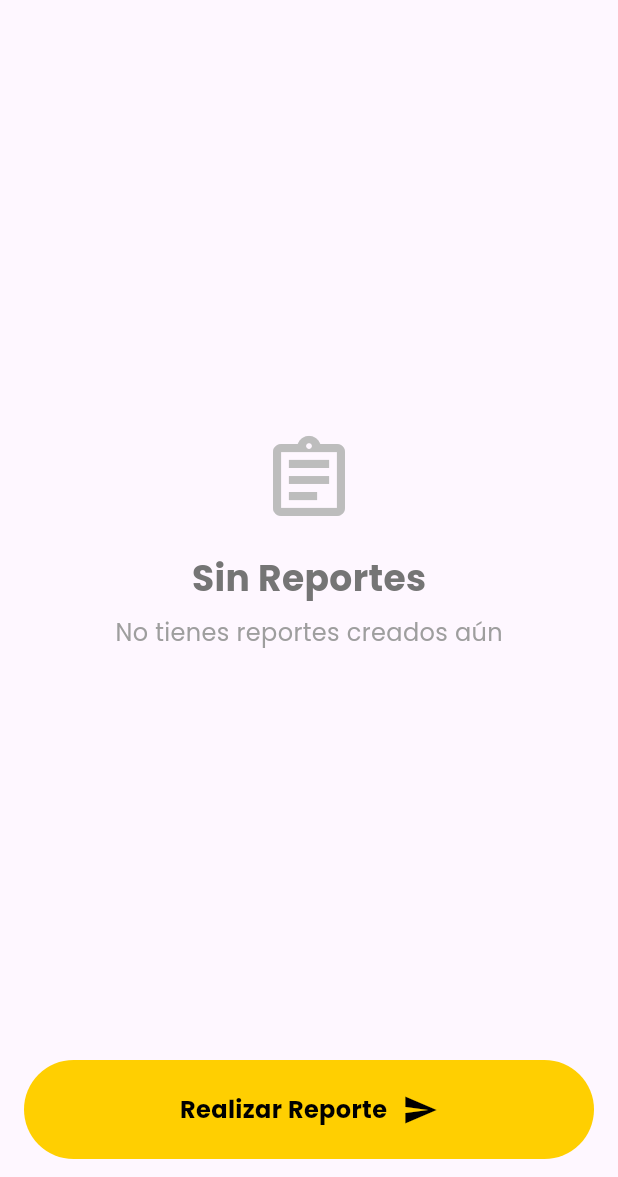
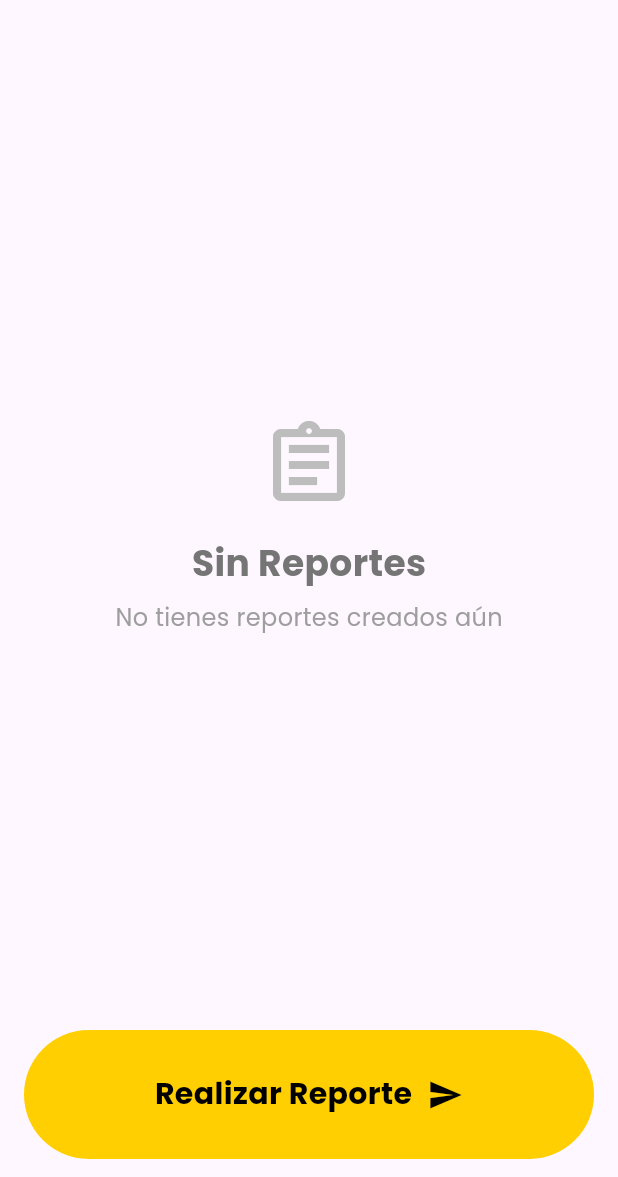
Before and after one commit to igrisdev/reportes_unimayor, a Flutter app: the ViewReportBrigadierScreen screen opened directly with empty values, after a tap on the "engineering" icon, on a phone screen of 412 x 824 dp, the part 59-1236 px from its top. Run offline on Flutter 3.47's test engine with Material 3 defaults, Android fonts, the phone set to English and light mode, and no system bars; our stand-ins replace dio, firebase_core, firebase_messaging, flutter_local_notifications, flutter_riverpod, go_router and 2 more; missing offline and left inert: dart_jsonwebtoken, mobile_scanner; accounts and stored records are empty; generated files the repository leaves out were written again.

Commit message:
Refactor notification permission handling and improve UI elements in user screens

```diff
--- a/lib/screens/auth/auth_screen.dart
+++ b/lib/screens/auth/auth_screen.dart
@@ -106,7 +106,7 @@ class _AuthScreenState extends ConsumerState<AuthScreen> {
                           return null;
                         },
                       ),
-                      const SizedBox(height: 40),
+                      const SizedBox(height: 25),
                       buttonLogin(),
                     ],
                   ),
@@ -119,15 +119,11 @@ class _AuthScreenState extends ConsumerState<AuthScreen> {
     );
   }
 
-  ConstrainedBox buttonLogin() {
-    return ConstrainedBox(
-      constraints: const BoxConstraints(maxWidth: 200),
-      child: ElevatedButton(
+  ElevatedButton buttonLogin() {
+    return ElevatedButton(
       style: ElevatedButton.styleFrom(
         padding: const EdgeInsets.symmetric(vertical: 16, horizontal: 24),
-          shape: RoundedRectangleBorder(
-            borderRadius: BorderRadius.circular(12),
-          ),
+        shape: RoundedRectangleBorder(borderRadius: BorderRadius.circular(12)),
         backgroundColor: const Color(0xFF003366), // Azul oscuro
         foregroundColor: Colors.white,
       ),
@@ -148,7 +144,6 @@ class _AuthScreenState extends ConsumerState<AuthScreen> {
               ),
             ),
         ],
-        ),
       ),
     );
   }
--- a/lib/screens/users/create_report_user_screen.dart
+++ b/lib/screens/users/create_report_user_screen.dart
@@ -245,7 +245,7 @@ class _CreateReportUserScreenState
               Row(
                 children: [
                   Text(
-                    'Ubicación',
+                    'Descripción',
                     style: GoogleFonts.poppins(
                       fontSize: 20,
                       fontWeight: FontWeight.bold,
--- a/lib/screens/users/main_user_screen.dart
+++ b/lib/screens/users/main_user_screen.dart
@@ -25,20 +25,8 @@ class MainUserScreen extends ConsumerWidget {
           crossAxisAlignment: CrossAxisAlignment.start,
           children: [
             reportsAsync.maybeWhen(
-              data: (reports) => reports.isNotEmpty
-                  ? Column(
-                      children: [
-                        Text(
-                          'Reportes En Curso',
-                          style: GoogleFonts.poppins(
-                            fontWeight: FontWeight.w600,
-                            fontSize: 18,
-                          ),
-                        ),
-                        const SizedBox(height: 16),
-                      ],
-                    )
-                  : const SizedBox.shrink(),
+              data: (reports) =>
+                  reports.isNotEmpty ? textReports() : const SizedBox.shrink(),
               orElse: () => const SizedBox.shrink(),
             ),
             Expanded(
@@ -88,7 +76,7 @@ class MainUserScreen extends ConsumerWidget {
     );
   }
 
-  Widget _buildErrorWidget(Object error, WidgetRef ref) {
+  Center _buildErrorWidget(Object error, WidgetRef ref) {
     return Center(
       child: Column(
         mainAxisAlignment: MainAxisAlignment.center,
@@ -116,10 +104,11 @@ class MainUserScreen extends ConsumerWidget {
 
   BottomAppBar bottomAppBarMain(BuildContext context) {
     final router = GoRouter.of(context);
+
     return BottomAppBar(
       color: Colors.transparent,
       elevation: 0,
-      height: 90,
+      height: 110,
       child: Material(
         color: lightMode.colorScheme.secondary,
         borderRadius: BorderRadius.circular(100),
@@ -135,7 +124,7 @@ class MainUserScreen extends ConsumerWidget {
                   "Realizar Reporte",
                   style: GoogleFonts.poppins(
                     fontWeight: FontWeight.bold,
-                    fontSize: 16,
+                    fontSize: 20,
                     color: lightMode.colorScheme.secondaryFixed,
                   ),
                 ),
@@ -149,7 +138,7 @@ class MainUserScreen extends ConsumerWidget {
     );
   }
 
-  Widget textNoReports() {
+  Center textNoReports() {
     return Center(
       child: Column(
         mainAxisAlignment: MainAxisAlignment.center,
@@ -173,4 +162,16 @@ class MainUserScreen extends ConsumerWidget {
       ),
     );
   }
+
+  Column textReports() {
+    return Column(
+      children: [
+        Text(
+          'Reportes En Curso',
+          style: GoogleFonts.poppins(fontWeight: FontWeight.w600, fontSize: 18),
+        ),
+        const SizedBox(height: 16),
+      ],
+    );
+  }
 }
```
Also changed, not shown: lib/main.dart (+13 -26 lines). Lines whose indentation alone changed are shown as unchanged.
